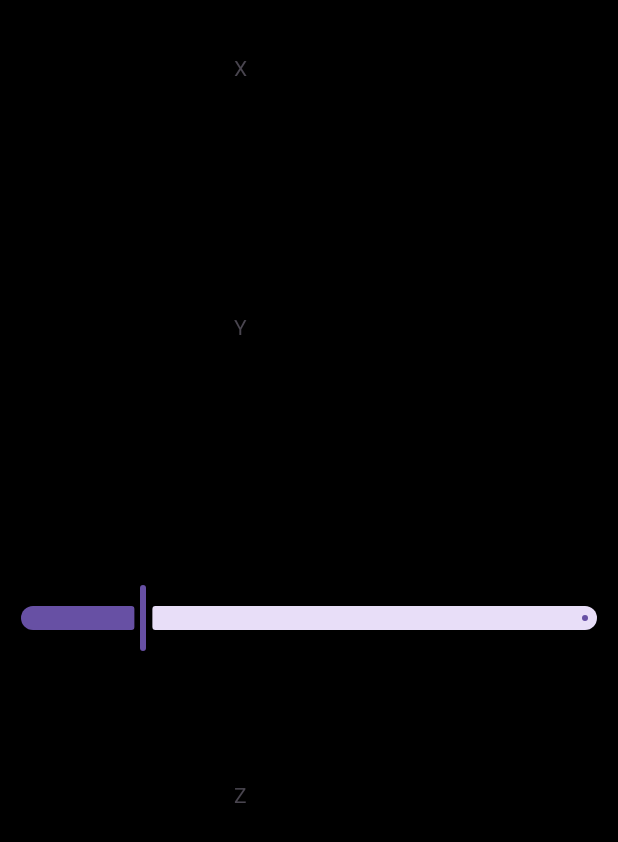
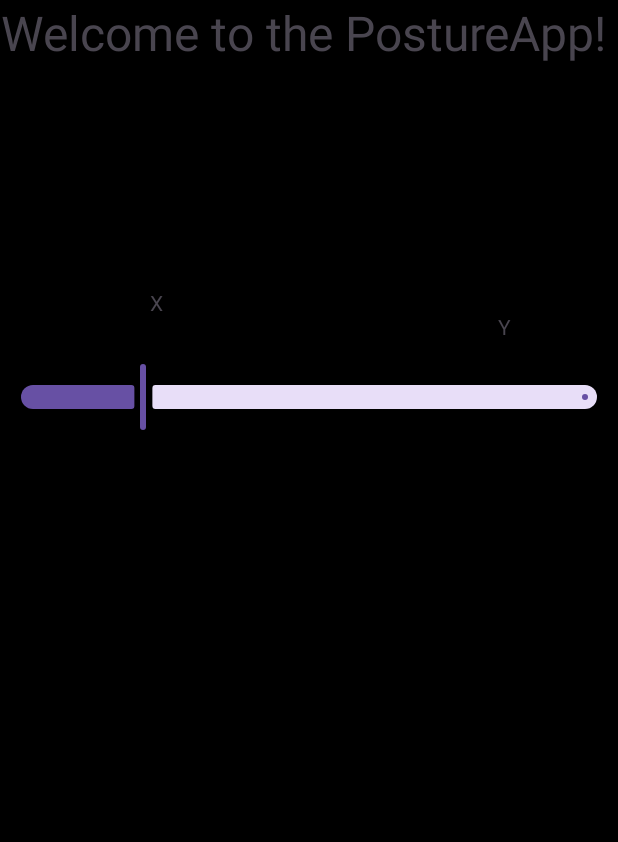
Before and after one commit to JamesRenn-ie/postureAppBrisHack24, an Android app: the screen it shows after launch (MainActivity), on a phone screen of 412 x 824 dp. Shown: the top 842 px of the screen. Run offline under Robolectric (Android 15) with nearby library versions, the phone set to English and light mode, and no system bars.

Commit message:
Vibration works both orientations

```diff
--- a/app/src/main/java/com/example/accelerometer/MainActivity.java
+++ b/app/src/main/java/com/example/accelerometer/MainActivity.java
@@ -28,7 +28,7 @@ public class MainActivity extends AppCompatActivity implements SensorEventListen
         yText.setText("Y " + Math.round(event.values[1]));
         zText.setText("Z " + Math.round(event.values[2]));
 
-        if(event.values[0] < 6) {
+        if(Math.abs(event.values[0]) < 6) {
             vibrator.vibrate(1000);
             findViewById(R.id.rlVar1).setBackgroundColor(getResources().getColor(R.color.warning));
         }else findViewById(R.id.rlVar1).setBackgroundColor(getResources().getColor(R.color.black));
--- a/app/src/main/res/layout/activity_main.xml
+++ b/app/src/main/res/layout/activity_main.xml
@@ -8,26 +8,6 @@
     android:background="@color/black"
     tools:context=".MainActivity">
 
-    <TextView
-        android:id="@+id/xText"
-        android:layout_width="89dp"
-        android:layout_height="75dp"
-        android:layout_marginStart="156dp"
-        android:layout_marginTop="35dp"
-        android:text="X"
-        app:layout_constraintStart_toStartOf="parent"
-        app:layout_constraintTop_toTopOf="parent" />
-
-    <TextView
-        android:id="@+id/yText"
-        android:layout_width="62dp"
-        android:layout_height="48dp"
-        android:layout_marginStart="156dp"
-        android:layout_marginTop="208dp"
-        android:text="Y"
-        app:layout_constraintStart_toStartOf="parent"
-        app:layout_constraintTop_toTopOf="parent" />
-
     <com.google.android.material.slider.Slider
         android:id="@+id/slider"
         android:layout_width="match_parent"
@@ -35,18 +15,49 @@
         android:value="20.0"
         android:valueFrom="0.0"
         android:valueTo="100.0"
+        app:layout_constraintBottom_toBottomOf="parent"
         app:layout_constraintTop_toTopOf="parent"
-        app:layout_constraintBottom_toBottomOf="parent"
-        tools:layout_editor_absoluteX="-16dp"
-        tools:layout_editor_absoluteY="383dp" />
+        app:layout_constraintVertical_bias="0.31"
+        tools:layout_editor_absoluteX="0dp" />
+
+    <TextView
+        android:id="@+id/yText"
+        android:layout_width="62dp"
+        android:layout_height="48dp"
+        android:layout_marginStart="332dp"
+        android:layout_marginTop="208dp"
+        android:text="Y"
+        app:layout_constraintStart_toStartOf="parent"
+        app:layout_constraintTop_toTopOf="parent" />
 
     <TextView
         android:id="@+id/zText"
         android:layout_width="57dp"
         android:layout_height="80dp"
-        android:layout_marginStart="156dp"
-        android:layout_marginTop="520dp"
+        android:layout_marginStart="560dp"
+        android:layout_marginTop="192dp"
         android:text="Z"
         app:layout_constraintStart_toStartOf="parent"
         app:layout_constraintTop_toTopOf="parent" />
+
+    <TextView
+        android:id="@+id/xText"
+        android:layout_width="89dp"
+        android:layout_height="75dp"
+        android:layout_marginStart="100dp"
+        android:layout_marginTop="192dp"
+        android:text="X"
+        app:layout_constraintStart_toStartOf="parent"
+        app:layout_constraintTop_toTopOf="parent" />
+
+    <TextView
+        android:id="@+id/Title"
+        android:textSize="32sp"
+        android:layout_width="410dp"
+        android:layout_height="103dp"
+        android:layout_marginEnd="1dp"
+        android:text="Welcome to the PostureApp!"
+        app:layout_constraintEnd_toEndOf="parent"
+        app:layout_constraintStart_toStartOf="parent"
+        app:layout_constraintTop_toTopOf="parent" />
 </androidx.constraintlayout.widget.ConstraintLayout>
```
